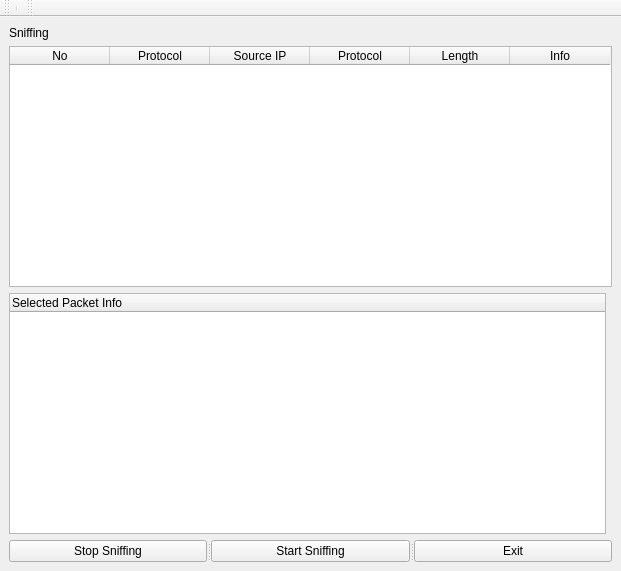
SaeedAbdelWahab/Python-Packet-Sniffer, file MainWindow.ui: the form before one commit.
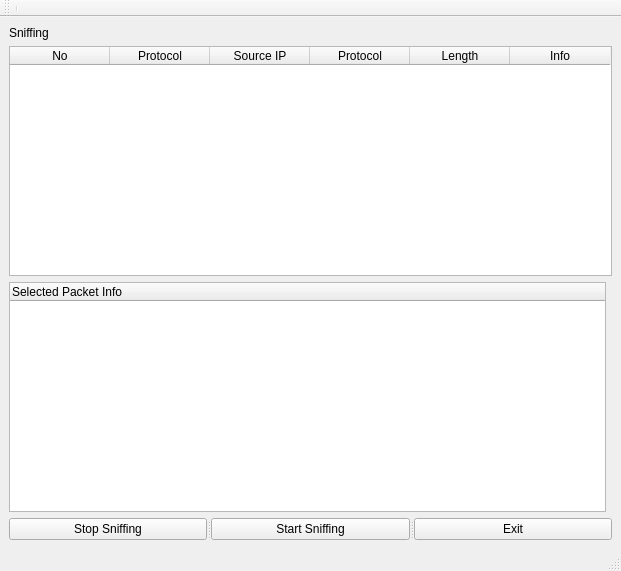
The form after the commit.

Commit message: status bar added and buges -in uis naming- fixed

Patch:
```diff
--- a/MainWindow.ui
+++ b/MainWindow.ui
@@ -101,16 +101,10 @@
    </attribute>
    <addaction name="separator"/>
   </widget>
-  <widget class="QToolBar" name="toolBar_2">
-   <property name="windowTitle">
-    <string>toolBar_2</string>
+  <widget class="QStatusBar" name="statusBar">
+   <property name="statusTip">
+    <string/>
    </property>
-   <attribute name="toolBarArea">
-    <enum>TopToolBarArea</enum>
-   </attribute>
-   <attribute name="toolBarBreak">
-    <bool>false</bool>
-   </attribute>
   </widget>
  </widget>
  <resources/>
```
Left out of the diff: 19 changed lines with no effect on the pictures. The commit also changes 5 other files.
